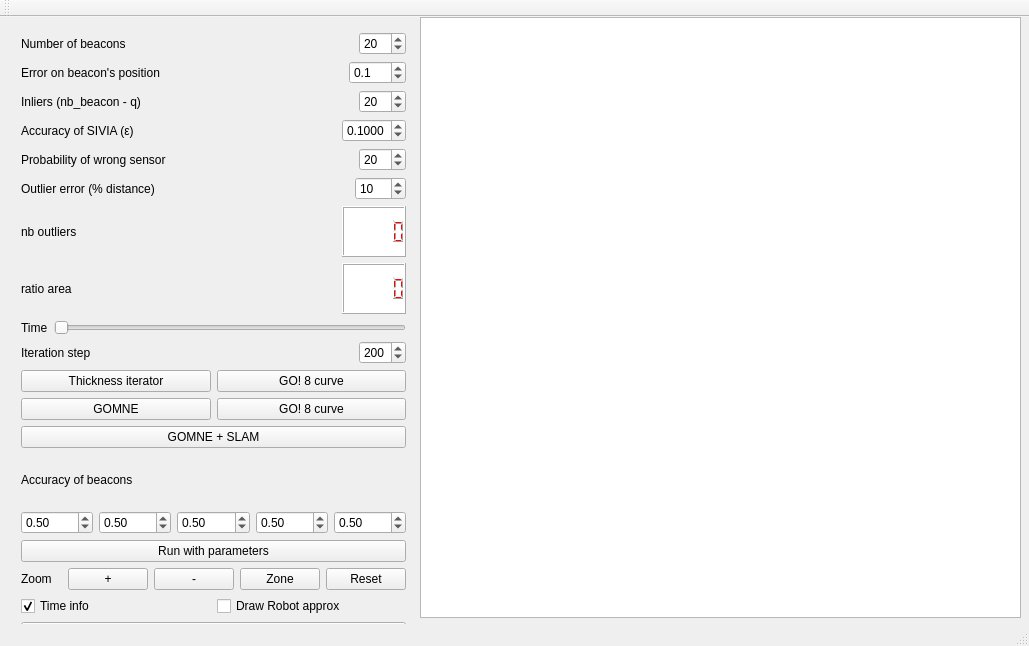
This is mainwindow.ui in qbrefort/Qinter as Qt 5 draws it before an edit. The edited form follows.
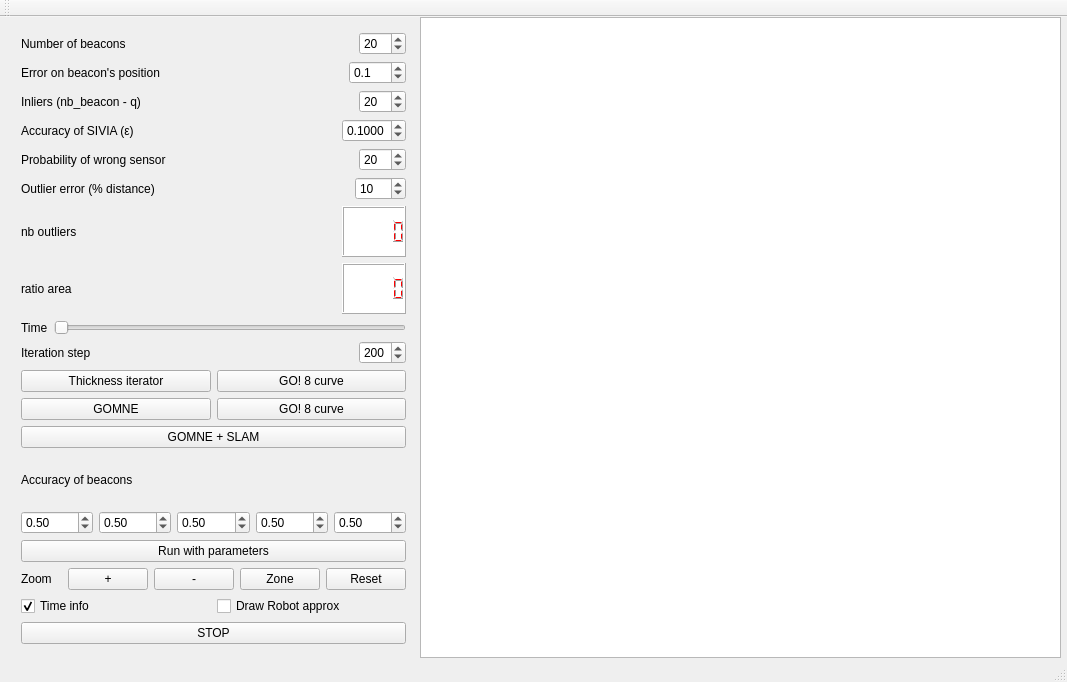
This is the edited form.

```diff
--- a/mainwindow.ui
+++ b/mainwindow.ui
@@ -6,8 +6,8 @@
    <rect>
     <x>0</x>
     <y>0</y>
-    <width>1029</width>
-    <height>646</height>
+    <width>1067</width>
+    <height>682</height>
    </rect>
   </property>
   <property name="windowTitle">
@@ -688,8 +688,8 @@
      <rect>
       <x>420</x>
       <y>0</y>
-      <width>601</width>
-      <height>601</height>
+      <width>641</width>
+      <height>641</height>
      </rect>
     </property>
     <property name="verticalScrollBarPolicy">
```
Left out of the diff: 2 changed lines with no effect on the pictures.
